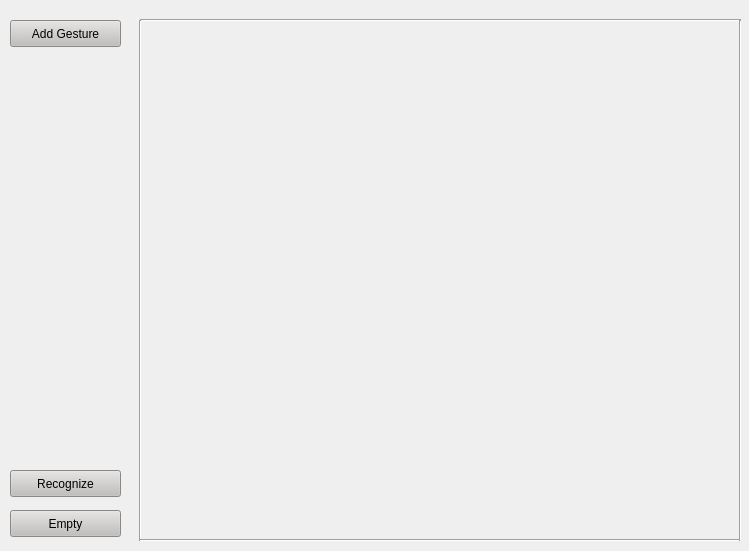
Qt form gesture.ui (ITT-21SS-UR/assignment9-cm2) before a commit.
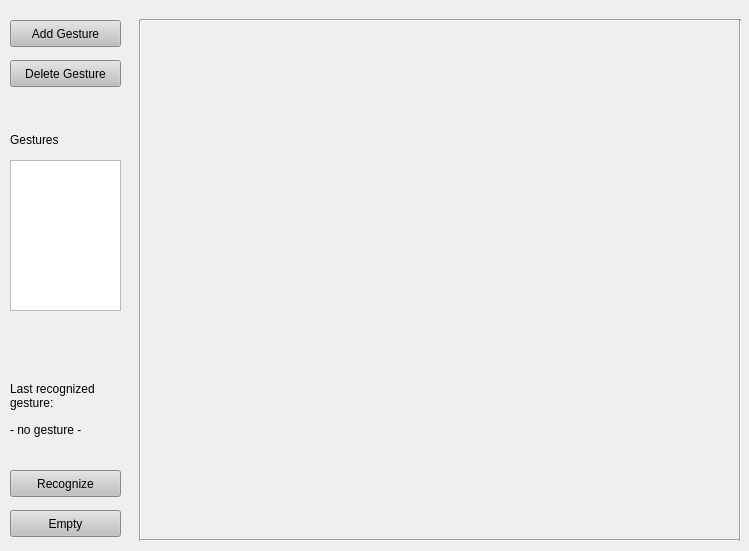
The same form after that commit.

Commit message: Add gesture list and add some UI elements

```diff
--- a/gesture.ui
+++ b/gesture.ui
@@ -113,6 +113,90 @@
     <enum>Qt::Vertical</enum>
    </property>
   </widget>
+  <widget class="QListWidget" name="gestureList">
+   <property name="geometry">
+    <rect>
+     <x>10</x>
+     <y>160</y>
+     <width>111</width>
+     <height>151</height>
+    </rect>
+   </property>
+  </widget>
+  <widget class="QLabel" name="gestureListLabel">
+   <property name="geometry">
+    <rect>
+     <x>10</x>
+     <y>130</y>
+     <width>67</width>
+     <height>19</height>
+    </rect>
+   </property>
+   <property name="text">
+    <string>Gestures</string>
+   </property>
+  </widget>
+  <widget class="QLabel" name="label_2">
+   <property name="geometry">
+    <rect>
+     <x>40</x>
+     <y>400</y>
+     <width>67</width>
+     <height>19</height>
+    </rect>
+   </property>
+   <property name="text">
+    <string/>
+   </property>
+  </widget>
+  <widget class="QLabel" name="gestureInfoLabel">
+   <property name="geometry">
+    <rect>
+     <x>10</x>
+     <y>370</y>
+     <width>121</width>
+     <height>51</height>
+    </rect>
+   </property>
+   <property name="text">
+    <string>Last recognized gesture:</string>
+   </property>
+   <property name="wordWrap">
+    <bool>true</bool>
+   </property>
+  </widget>
+  <widget class="QLabel" name="gestureRecognizeLabel">
+   <property name="geometry">
+    <rect>
+     <x>10</x>
+     <y>420</y>
+     <width>111</width>
+     <height>19</height>
+    </rect>
+   </property>
+   <property name="text">
+    <string>- no gesture -</string>
+   </property>
+   <property name="wordWrap">
+    <bool>true</bool>
+   </property>
+  </widget>
+  <widget class="QPushButton" name="deleteButton">
+   <property name="geometry">
+    <rect>
+     <x>10</x>
+     <y>60</y>
+     <width>111</width>
+     <height>27</height>
+    </rect>
+   </property>
+   <property name="styleSheet">
+    <string notr="true">background-color: rgb(192, 191, 188)</string>
+   </property>
+   <property name="text">
+    <string>Delete Gesture</string>
+   </property>
+  </widget>
  </widget>
  <resources/>
  <connections/>
```
The commit also changes 2 other files.
